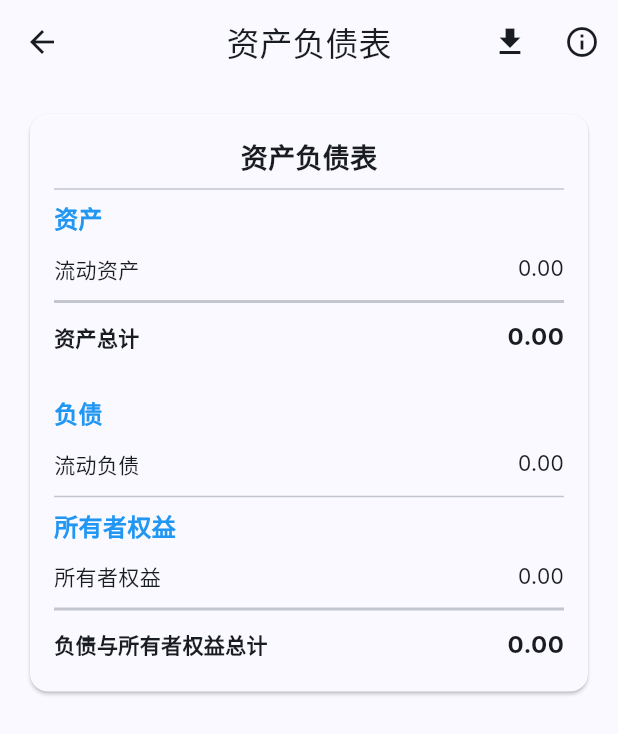
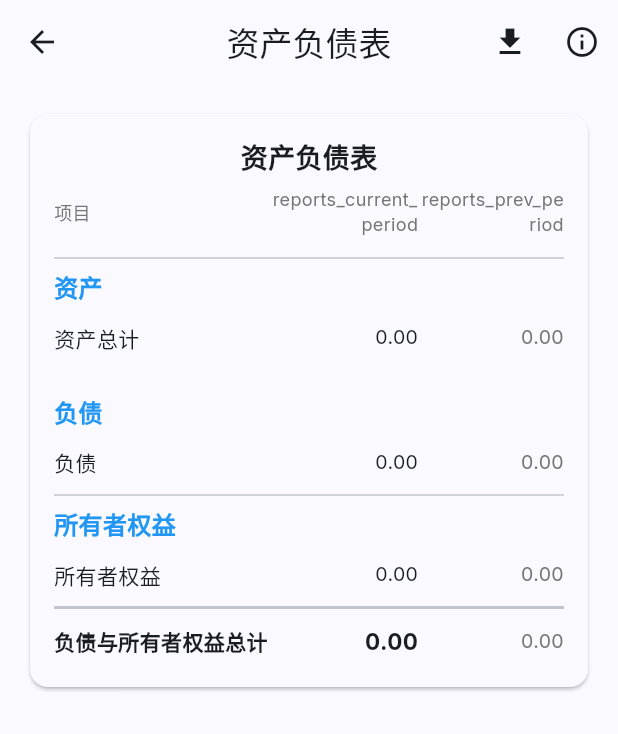
Before and after one commit to Maicarons/LedgerLearn, a Flutter app: the BalanceSheetView screen opened by its route, on a phone screen of 412 x 824 dp. Shown: the top 734 px of the screen. Run offline on Flutter 3.47's test engine with Material 3 defaults, Android fonts, the phone set to English and light mode, and no system bars; our stand-ins replace fl_chart, flutter_markdown_plus, get, get_storage, pdf; missing offline and left inert: window_manager; accounts and stored records are empty; statements that could not run were skipped.

Commit message:
feat(reports): comparative statements and financial ratios
Prior-period column with deltas on income statement and balance sheet;
teaching report for current/quick ratio, debt ratio, margins and
inventory turnover.

```diff
--- a/lib/modules/reports/controllers/reports_controller.dart
+++ b/lib/modules/reports/controllers/reports_controller.dart
@@ -132,19 +132,37 @@ class IncomeStatementController extends GetxController {
   int year = DateTime.now().year;
   int month = DateTime.now().month;
 
+  /// Previous calendar month (for comparative column).
+  (int y, int m) get prevPeriod {
+    if (month == 1) return (year - 1, 12);
+    return (year, month - 1);
+  }
+
   List<IncomeItem> get revenueItems {
     final income = accountRepo.getByType(5);
+    final prev = prevPeriod;
     return income.map((a) {
       final summary = accountRepo.getPeriodSummary(a.id, year, month);
-      return IncomeItem(name: a.getName(_locale), amount: summary.credit);
+      final prevS = accountRepo.getPeriodSummary(a.id, prev.$1, prev.$2);
+      return IncomeItem(
+        name: a.getName(_locale),
+        amount: summary.credit,
+        prevAmount: prevS.credit,
+      );
     }).toList();
   }
 
   List<IncomeItem> get expenseItems {
     final expenses = accountRepo.getByType(6);
+    final prev = prevPeriod;
     return expenses.map((a) {
       final summary = accountRepo.getPeriodSummary(a.id, year, month);
-      return IncomeItem(name: a.getName(_locale), amount: summary.debit);
+      final prevS = accountRepo.getPeriodSummary(a.id, prev.$1, prev.$2);
+      return IncomeItem(
+        name: a.getName(_locale),
+        amount: summary.debit,
+        prevAmount: prevS.debit,
+      );
     }).toList();
   }
 
@@ -153,16 +171,32 @@ class IncomeStatementController extends GetxController {
   double get totalExpense =>
       expenseItems.fold(0.0, (s, i) => s + i.amount);
   double get netProfit => totalRevenue - totalExpense;
+
+  double get prevTotalRevenue =>
+      revenueItems.fold(0.0, (s, i) => s + i.prevAmount);
+  double get prevTotalExpense =>
+      expenseItems.fold(0.0, (s, i) => s + i.prevAmount);
+  double get prevNetProfit => prevTotalRevenue - prevTotalExpense;
 }
 
 class IncomeItem {
   final String name;
   final double amount;
-  IncomeItem({required this.name, required this.amount});
+  final double prevAmount;
+  IncomeItem({required this.name, required this.amount, this.prevAmount = 0});
 }
 
 class BalanceSheetController extends GetxController {
   final AccountRepository accountRepo = Get.find<AccountRepository>();
+
+  int year = DateTime.now().year;
+  int month = DateTime.now().month;
+
+  /// Previous calendar month (for comparative column).
+  (int y, int m) get prevPeriod {
+    if (month == 1) return (year - 1, 12);
+    return (year, month - 1);
+  }
 
   double get totalAssets {
     final assets = accountRepo.getByType(1);
@@ -182,6 +216,37 @@ class BalanceSheetController extends GetxController {
 
   Map<String, double> get equityBreakdown =>
       accountRepo.amountsByType(3);
+
+  /// Current assets total (type 1, subCategory current_asset).
+  double get currentAssets {
+    double total = 0;
+    for (final a in accountRepo.getByType(1)) {
+      if (a.subCategory == 'current_asset') {
+        total += accountRepo.getCurrentBalance(a.id);
+      }
+    }
+    return total;
+  }
+
+  /// Inventory (1403 + 1405 + 1411).
+  double get inventory {
+    double total = 0;
+    for (final id in ['1403', '1405', '1411']) {
+      total += accountRepo.getCurrentBalance(id);
+    }
+    return total;
+  }
+
+  /// Current liabilities (type 2, subCategory current_liability).
+  double get currentLiabilities {
+    double total = 0;
+    for (final a in accountRepo.getByType(2)) {
+      if (a.subCategory == 'current_liability') {
+        total += accountRepo.getCurrentBalance(a.id).abs();
+      }
+    }
+    return total;
+  }
 
   /// Top expense items for the pie chart.
   List<IncomeItem> get topExpenseItems {
@@ -216,4 +281,32 @@ class BalanceSheetController extends GetxController {
   }
 
   double get totalLiabilitiesEquity => totalLiabilities + totalEquity;
+
+  /// Comparative totals at previous period end.
+  double prevTotalAssets() {
+    final prev = prevPeriod;
+    double total = 0;
+    for (final a in accountRepo.getByType(1)) {
+      total += accountRepo.getPeriodSummary(a.id, prev.$1, prev.$2).ending;
+    }
+    return total;
+  }
+
+  double prevTotalLiabilities() {
+    final prev = prevPeriod;
+    double total = 0;
+    for (final a in accountRepo.getByType(2)) {
+      total += accountRepo.getPeriodSummary(a.id, prev.$1, prev.$2).ending.abs();
+    }
+    return total;
+  }
+
+  double prevTotalEquity() {
+    final prev = prevPeriod;
+    double total = 0;
+    for (final a in accountRepo.getByType(3)) {
+      total += accountRepo.getPeriodSummary(a.id, prev.$1, prev.$2).ending.abs();
+    }
+    return total;
+  }
 }
--- a/lib/modules/reports/views/balance_sheet_view.dart
+++ b/lib/modules/reports/views/balance_sheet_view.dart
@@ -61,32 +61,59 @@ class BalanceSheetView extends GetView<BalanceSheetController> {
                           style: const TextStyle(
                               fontSize: 18, fontWeight: FontWeight.bold)),
                     ),
+                    Padding(
+                      padding: const EdgeInsets.symmetric(vertical: 6),
+                      child: Row(
+                        children: [
+                          Expanded(
+                              flex: 3,
+                              child: Text('reports_item'.tr,
+                                  style: TextStyle(
+                                      fontSize: 12,
+                                      color: Colors.grey.shade600))),
+                          Expanded(
+                              flex: 2,
+                              child: Text('reports_current_period'.tr,
+                                  textAlign: TextAlign.right,
+                                  style: TextStyle(
+                                      fontSize: 12,
+                                      color: Colors.grey.shade600))),
+                          Expanded(
+                              flex: 2,
+                              child: Text('reports_prev_period'.tr,
+                                  textAlign: TextAlign.right,
+                                  style: TextStyle(
+                                      fontSize: 12,
+                                      color: Colors.grey.shade600))),
+                        ],
+                      ),
+                    ),
                     const Divider(),
                     _buildSection('reports_assets'.tr, [
-                      _buildRow('reports_current_assets'.tr,
+                      _buildRow('reports_total_assets'.tr,
                           controller.totalAssets,
+                          prev: controller.prevTotalAssets(),
                           locale: locale),
                     ]),
-                    const Divider(thickness: 2),
-                    _buildRow('reports_total_assets'.tr,
-                        controller.totalAssets,
-                        bold: true,
-                        locale: locale),
                     const SizedBox(height: 24),
                     _buildSection('reports_liabilities'.tr, [
-                      _buildRow('reports_current_liabilities'.tr,
+                      _buildRow('reports_liabilities'.tr,
                           controller.totalLiabilities,
+                          prev: controller.prevTotalLiabilities(),
                           locale: locale),
                     ]),
                     const Divider(),
                     _buildSection('reports_equity'.tr, [
                       _buildRow('reports_equity'.tr,
                           controller.totalEquity,
+                          prev: controller.prevTotalEquity(),
                           locale: locale),
                     ]),
                     const Divider(thickness: 2),
                     _buildRow('reports_total_liabilities_equity'.tr,
                         controller.totalLiabilitiesEquity,
+                        prev: controller.prevTotalLiabilities() +
+                            controller.prevTotalEquity(),
                         bold: true,
                         locale: locale),
                   ],
@@ -115,20 +142,30 @@ class BalanceSheetView extends GetView<BalanceSheetController> {
   }
 
   Widget _buildRow(String label, double amount,
-      {bool bold = false, required String locale}) {
+      {double prev = 0, bool bold = false, required String locale}) {
     return Padding(
       padding: const EdgeInsets.symmetric(vertical: 4),
       child: Row(
-        mainAxisAlignment: MainAxisAlignment.spaceBetween,
         children: [
-          Text(label,
-              style: TextStyle(
-                  fontWeight: bold ? FontWeight.bold : null)),
-          Text(formatCurrency(amount, locale),
-              style: TextStyle(
-                fontWeight: bold ? FontWeight.bold : null,
-                fontSize: bold ? 16 : 14,
-              )),
+          Expanded(
+            flex: 3,
+            child: Text(label,
+                style: TextStyle(fontWeight: bold ? FontWeight.bold : null)),
+          ),
+          Expanded(
+            flex: 2,
+            child: Text(formatCurrency(amount, locale),
+                textAlign: TextAlign.right,
+                style: TextStyle(
+                    fontWeight: bold ? FontWeight.bold : null,
+                    fontSize: bold ? 15 : 13)),
+          ),
+          Expanded(
+            flex: 2,
+            child: Text(formatCurrency(prev, locale),
+                textAlign: TextAlign.right,
+                style: TextStyle(fontSize: 13, color: Colors.grey.shade600)),
+          ),
         ],
       ),
     );
```
Also changed, not shown: lib/data/services/financial_ratios.dart (added, +132 -0 lines), lib/modules/reports/controllers/ratio_controller.dart (added, +51 -0 lines), lib/modules/reports/views/income_statement_view.dart (+89 -19 lines), lib/modules/reports/views/ratio_view.dart (added, +102 -0 lines).
